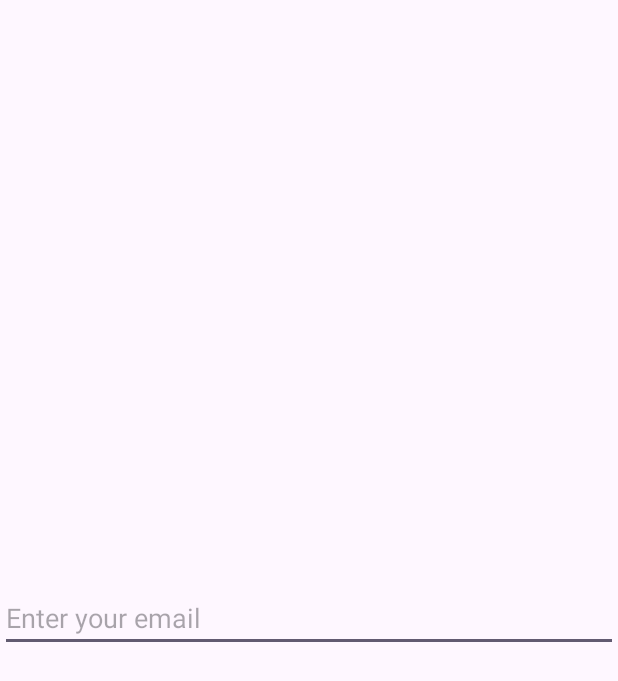
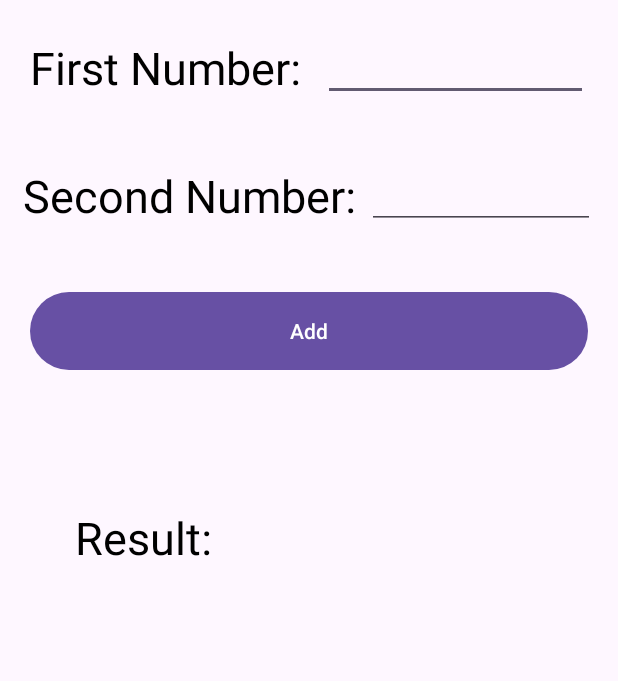
Before and after one commit to Mahmoud-Adel-Ali/Android_XML_Layout_Kotlin, an Android app: the screen it shows after launch (MainActivity), on a phone screen of 412 x 824 dp. Shown: the top 681 px of the screen. Run offline under Robolectric (Android 15) with nearby library versions, the phone set to English and light mode, and no system bars.

Commit message:
add two number [Done]

```diff
--- a/app/src/main/java/com/example/android_xml_layout_kotlin/MainActivity.kt
+++ b/app/src/main/java/com/example/android_xml_layout_kotlin/MainActivity.kt
@@ -1,6 +1,9 @@
 package com.example.android_xml_layout_kotlin
 
 import android.os.Bundle
+import android.widget.Button
+import android.widget.EditText
+import android.widget.TextView
 import androidx.activity.enableEdgeToEdge
 import androidx.appcompat.app.AppCompatActivity
 import androidx.core.view.ViewCompat
@@ -10,11 +13,23 @@ class MainActivity : AppCompatActivity() {
     override fun onCreate(savedInstanceState: Bundle?) {
         super.onCreate(savedInstanceState)
         enableEdgeToEdge()
-        setContentView(R.layout.activity_main)
-        ViewCompat.setOnApplyWindowInsetsListener(findViewById(R.id.main)) { v, insets ->
-            val systemBars = insets.getInsets(WindowInsetsCompat.Type.systemBars())
-            v.setPadding(systemBars.left, systemBars.top, systemBars.right, systemBars.bottom)
-            insets
+        setContentView(R.layout.add_two_num)
+        val num1 = findViewById<EditText>(R.id.num1)
+        val num2 = findViewById<EditText>(R.id.num2)
+        val add = findViewById<Button>(R.id.button)
+        val result = findViewById<TextView>(R.id.result)
+
+        add.setOnClickListener{
+            val a = num1.text.toString().toIntOrNull();
+            val b = num2.text.toString().toIntOrNull();
+            if(a != null && b != null){
+                val c= a + b
+                result.text = c.toString()
+            }else{
+                result.text = "Enter two number"
+            }
+
         }
+
     }
 }
```
